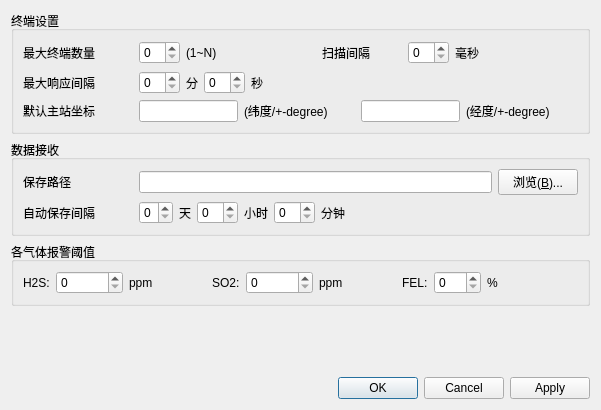
The window that mac/examples/GasInfo/optiondialog.ui (Quenii/ADCEVM) describes before a commit, drawn with Qt 5.
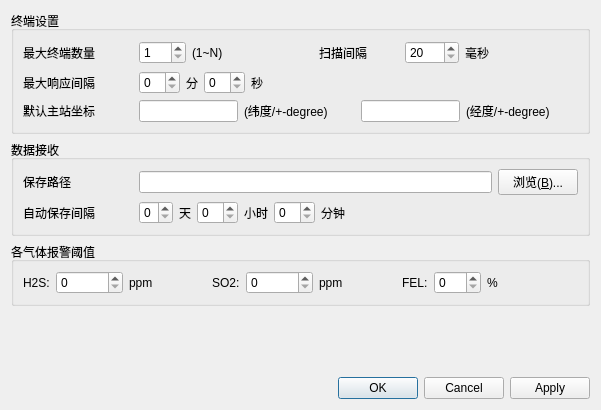
The same window after the commit.

```diff
--- a/mac/examples/GasInfo/optiondialog.ui
+++ b/mac/examples/GasInfo/optiondialog.ui
@@ -38,10 +38,10 @@
         <item>
          <widget class="QSpinBox" name="maxTermCountSpinBox">
           <property name="minimum">
-           <number>0</number>
+           <number>1</number>
           </property>
           <property name="maximum">
-           <number>59</number>
+           <number>255</number>
           </property>
          </widget>
         </item>
@@ -87,10 +87,10 @@
         <item>
          <widget class="QSpinBox" name="scanIntervalMsecSpinBox">
           <property name="minimum">
-           <number>0</number>
+           <number>20</number>
           </property>
           <property name="maximum">
-           <number>59</number>
+           <number>2000</number>
           </property>
          </widget>
         </item>
```
